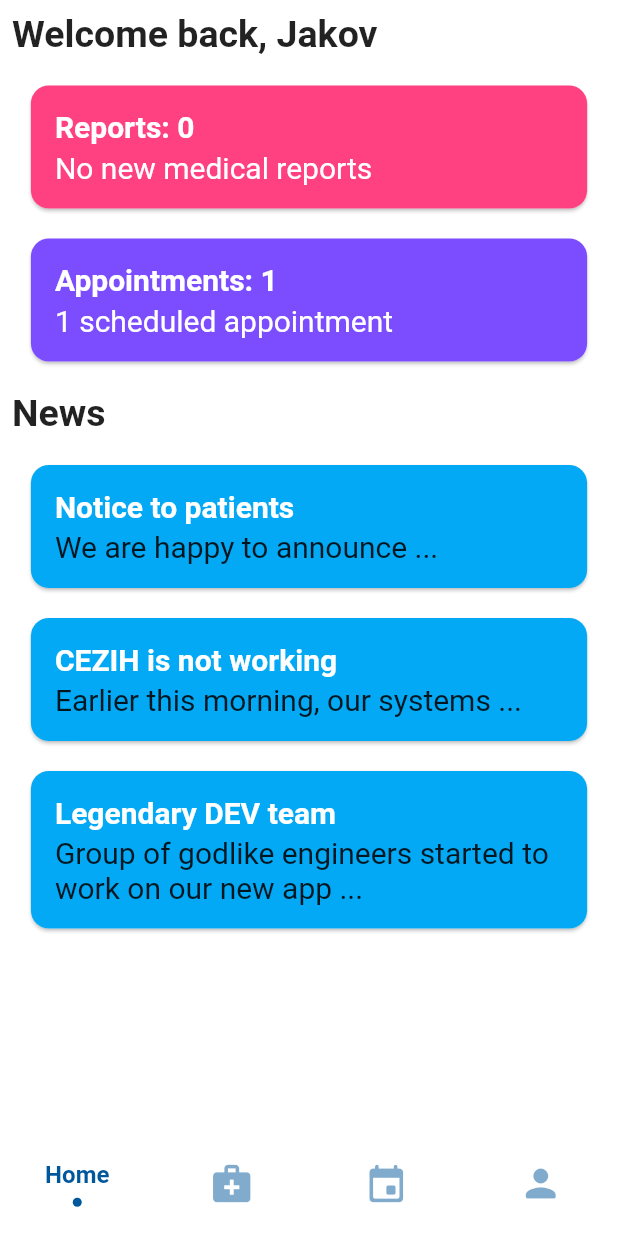
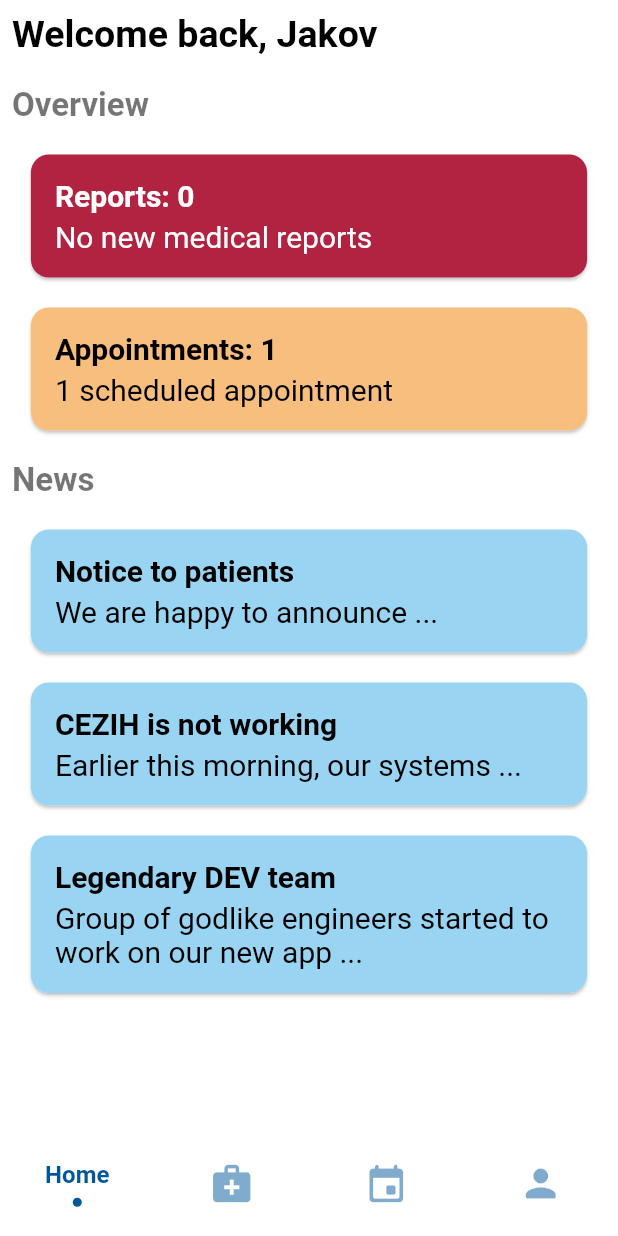
Before and after one commit to TheJakov/health_app, a Flutter app: the screen it shows after launch, on a phone screen of 412 x 824 dp. Run offline on Flutter 3.47's test engine with Material 2 defaults, Android fonts, the light colour scheme and no system bars; drawn by our look-alikes of sliding_clipped_nav_bar; our stand-ins replace google_fonts.

Commit message:
Main Widget theme colors added as consts

```diff
--- a/lib/main.dart
+++ b/lib/main.dart
@@ -110,17 +110,26 @@ class _MyHomePageState extends State<MyHomePage> {
   }
 }
 
-///
 TextStyle fontStyle = GoogleFonts.oxygen(
     fontSize: 20, fontWeight: FontWeight.w400, color: Colors.white);
 double iconSize = 200;
 
 TextStyle pageTitle = GoogleFonts.roboto(
-    fontSize: 25, fontWeight: FontWeight.w600, color: Colors.black87);
+    fontSize: 22, fontWeight: FontWeight.w600, color: Colors.black54);
+
+TextStyle pageTitleMain = GoogleFonts.roboto(
+    fontSize: 25, fontWeight: FontWeight.w600, color: Colors.black);
+
+TextStyle pageTitleLight = GoogleFonts.roboto(
+    fontSize: 22, fontWeight: FontWeight.w600, color: Colors.white);
+
+int themeMagentaHex = 0xFFb12341;
+int themeYellowHex = 0xFFf7be7d;
+int themeLightBlueHex = 0xFF99d5f3;
+
 
 /// LIST OF SCREENS
 List<Widget> _listOfWidget = <Widget>[
-
   const HomeWidget(),
   const MedicalReportsWidget(),
 
@@ -166,25 +175,38 @@ class MedicalReportsWidget extends StatelessWidget {
 
   @override
   Widget build(BuildContext context) {
+
     return Container(
         alignment: Alignment.center,
         color: Colors.redAccent,
+        width: MediaQuery.of(context).size.width,
+        child: Center(
+          child: Padding(
+            padding: const EdgeInsets.all(8.0),
             child: Column(
-        mainAxisAlignment: MainAxisAlignment.center,
+              mainAxisAlignment: MainAxisAlignment.start,
               children: [
+                Row(children: [
+                  Text("My medical reports",
+                      textAlign: TextAlign.left, style: pageTitleLight),
+                ]),
+                const SizedBox(
+                  height: 250,
+                ),
                 Icon(
                   Icons.medical_services,
                   size: iconSize,
                   color: Colors.white,
                 ),
-          Text("My medical reports",
+                Text("You don't have any medical reports",
                     style: GoogleFonts.oxygen(
                         fontSize: 20,
                         fontWeight: FontWeight.w400,
                         color: Colors.white)),
               ],
             ),
-    );
+          ),
+        ));
   }
 }
 
@@ -205,38 +227,72 @@ class HomeWidget extends StatelessWidget {
           child: Column(
             mainAxisAlignment: MainAxisAlignment.start,
             children: <Widget>[
-            Row(
-                children: [
+              Row(children: [
                 Text("Welcome back, Jakov",
-                    textAlign: TextAlign.left, style: pageTitle),
-                ]
-            ),
-            buildRoundedCard(context, Colors.pinkAccent, "Reports: 0", "No new medical reports", widthRatio: 0.9),
-            buildRoundedCard(context, Colors.deepPurpleAccent, "Appointments: 1", "1 scheduled appointment", widthRatio: 0.9),
+                    textAlign: TextAlign.left, style: pageTitleMain),
+              ]),
               Row(
                 children: [
                   Padding(
-                  padding: const EdgeInsets.fromLTRB(0,20,0,0),
+                    padding: const EdgeInsets.fromLTRB(0, 20, 0, 0),
+                    child: Column(children: [
+                      Text("Overview", style: pageTitle),
+                    ]),
+                  ),
+                ],
+              ),
+              buildRoundedCard(context, Color(themeMagentaHex), "Reports: 0",
+                  "No new medical reports",
+                  widthRatio: 0.9),
+              buildRoundedCard(context, Color(themeYellowHex),
+                  "Appointments: 1", "1 scheduled appointment",
+                  widthRatio: 0.9,
+                  titleStyle: const TextStyle(
+                      fontSize: 20,
+                      color: Colors.black,
+                      fontWeight: FontWeight.bold),
+                  descStyle:
+                  const TextStyle(fontSize: 20, color: Colors.black)),
+              Row(
+                children: [
+                  Padding(
+                    padding: const EdgeInsets.fromLTRB(0, 20, 0, 0),
                     child: Column(children: [
                       Text("News", style: pageTitle),
                     ]),
                   ),
                 ],
               ),
-            buildRoundedCard(context, Colors.lightBlue, "Notice to patients", "We are happy to announce ...",
+              buildRoundedCard(context, Color(themeLightBlueHex), "Notice to patients",
+                  "We are happy to announce ...",
                   widthRatio: 0.9,
-                titleStyle: const TextStyle(fontSize: 20, color: Colors.white, fontWeight: FontWeight.bold),
-                descStyle: const TextStyle(fontSize: 20, color: Colors.black87)),
+                  titleStyle: const TextStyle(
+                      fontSize: 20,
+                      color: Colors.black,
+                      fontWeight: FontWeight.bold),
+                  descStyle:
+                  const TextStyle(fontSize: 20, color: Colors.black)),
               buildRoundedCard(
-                context, Colors.lightBlue, "CEZIH is not working", "Earlier this morning, our systems ...",
+                  context,
+                  Color(themeLightBlueHex),
+                  "CEZIH is not working",
+                  "Earlier this morning, our systems ...",
                   widthRatio: 0.9,
-                titleStyle: const TextStyle(fontSize: 20, color: Colors.white, fontWeight: FontWeight.bold),
-                descStyle: const TextStyle(fontSize: 20, color: Colors.black87)),
-            buildRoundedCard(
-                context, Colors.lightBlue, "Legendary DEV team", "Group of godlike engineers started to work on our new app ...",
+                  titleStyle: const TextStyle(
+                      fontSize: 20,
+                      color: Colors.black,
+                      fontWeight: FontWeight.bold),
+                  descStyle:
+                  const TextStyle(fontSize: 20, color: Colors.black)),
+              buildRoundedCard(context, Color(themeLightBlueHex), "Legendary DEV team",
+                  "Group of godlike engineers started to work on our new app ...",
                   widthRatio: 0.9,
-                titleStyle: const TextStyle(fontSize: 20, color: Colors.white, fontWeight: FontWeight.bold),
-                descStyle: const TextStyle(fontSize: 20, color: Colors.black87)),
+                  titleStyle: const TextStyle(
+                      fontSize: 20,
+                      color: Colors.black,
+                      fontWeight: FontWeight.bold),
+                  descStyle:
+                  const TextStyle(fontSize: 20, color: Colors.black)),
             ],
           ),
         ),
@@ -245,12 +301,14 @@ class HomeWidget extends StatelessWidget {
   }
 }
 
-Widget buildRoundedCard(BuildContext context, Color backgroundColor, String title, String description,
-{
-  TextStyle titleStyle = const TextStyle(fontSize: 20, fontWeight: FontWeight.bold, color: Colors.white),
-  TextStyle descStyle = const TextStyle(fontSize: 20, color: Colors.white),
-  double widthRatio = 0.8
-}) => Card (
+Widget buildRoundedCard(BuildContext context, Color backgroundColor,
+        String title, String description,
+        {TextStyle titleStyle = const TextStyle(
+            fontSize: 20, fontWeight: FontWeight.bold, color: Colors.white),
+        TextStyle descStyle =
+            const TextStyle(fontSize: 20, color: Colors.white),
+        double widthRatio = 0.8}) =>
+    Card(
       margin: const EdgeInsets.fromLTRB(0, 20, 0, 0),
       shape: RoundedRectangleBorder(
         borderRadius: BorderRadius.circular(12),
```
Lines whose indentation alone changed are shown as unchanged.
